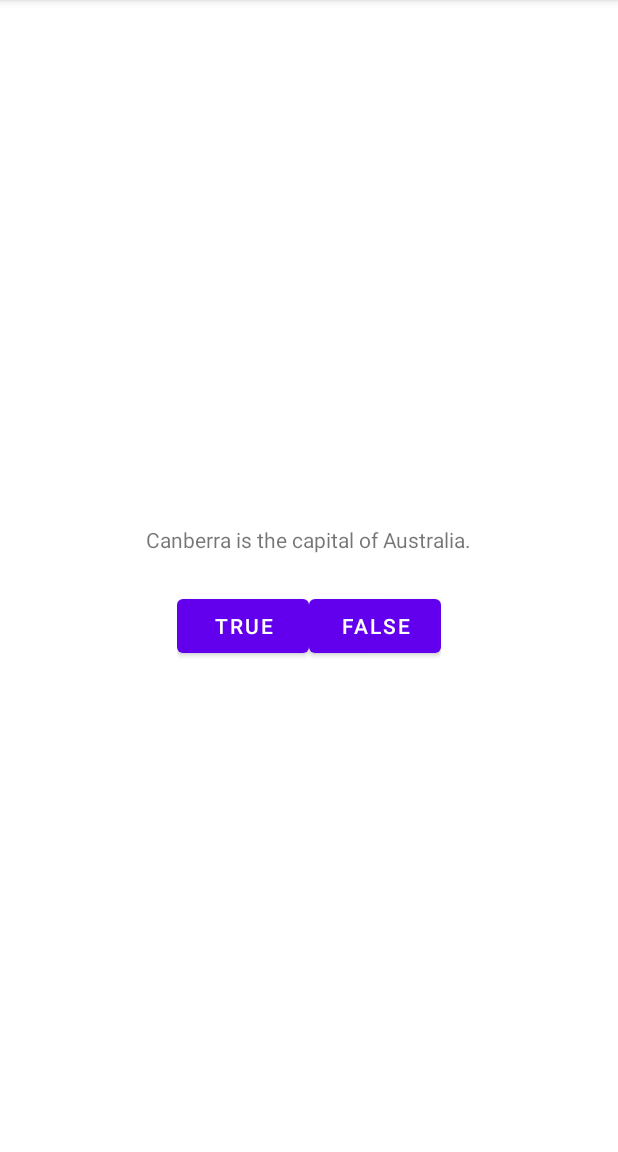
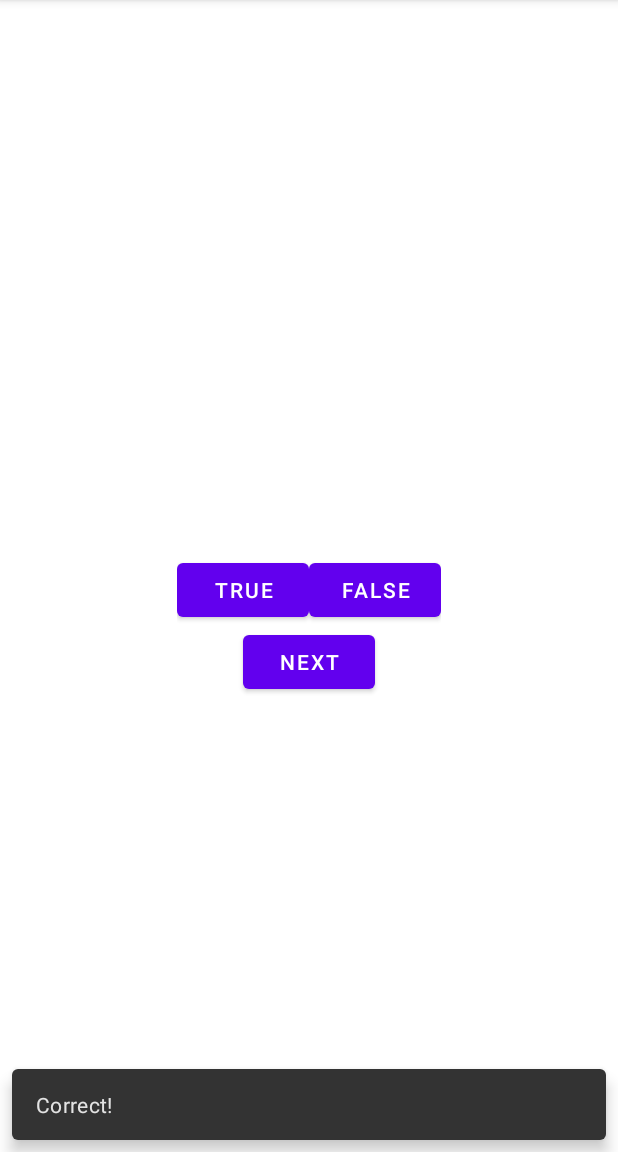
Before and after one commit to Asser22/20-Android-Mobile-App-Projects, an Android app: the screen it shows after launch (MainActivity), after a tap on "TRUE", on a phone screen of 412 x 824 dp, the part 84-1236 px from its top. Run offline under Robolectric (Android 15) with nearby library versions, the phone set to English and light mode, and no system bars.

Commit message:
GeoQuiz
GeoQuiz

```diff
--- a/apps/GeoQuiz/app/src/main/java/com/bignerdranch/android/geoquiz/MainActivity.kt
+++ b/apps/GeoQuiz/app/src/main/java/com/bignerdranch/android/geoquiz/MainActivity.kt
@@ -5,11 +5,22 @@ import android.os.Bundle
 import android.view.View
 import android.widget.Button
 import android.widget.Toast
+import com.google.android.material.snackbar.Snackbar
 
 class MainActivity : AppCompatActivity() {
 
     private lateinit var trueButton: Button
     private lateinit var falseButton: Button
+
+    private val questionBank = listOf<Question>(
+        Question(R.string.question_australia, true),
+        Question(R.string.question_oceans, true),
+        Question(R.string.question_mideast, false),
+        Question(R.string.question_africa, false),
+        Question(R.string.question_americas, true),
+        Question(R.string.question_asia, true),
+    )
+    private var currentIndex = 0
 
     override fun onCreate(savedInstanceState: Bundle?) {
         super.onCreate(savedInstanceState)
@@ -18,12 +29,21 @@ class MainActivity : AppCompatActivity() {
         trueButton = findViewById(R.id.true_button)
         falseButton = findViewById(R.id.false_button)
 
+        // Lambda function SAM
         trueButton.setOnClickListener { view: View ->
             Toast.makeText(
                 this,
                 R.string.correct_toast,
                 Toast.LENGTH_SHORT)
                 .show()
+        }
+
+        trueButton.setOnClickListener { view: View ->
+            Snackbar.make(view,
+                R.string.correct_toast, Snackbar.LENGTH_SHORT).show()
+
+            //var snackbar = Snackbar.make(view, R.string.correct_toast, Snackbar.LENGTH_SHORT)
+            //snackbar.show()
         }
 
         falseButton.setOnClickListener { view: View ->
--- /dev/null
+++ b/apps/GeoQuiz/app/src/main/java/com/bignerdranch/android/geoquiz/Question.kt
@@ -0,0 +1,5 @@
+package com.bignerdranch.android.geoquiz
+
+import androidx.annotation.StringRes
+
+data class Question(@StringRes val testResId: Int, val answer: Boolean)
--- a/apps/GeoQuiz/app/src/main/res/layout/activity_main.xml
+++ b/apps/GeoQuiz/app/src/main/res/layout/activity_main.xml
@@ -1,5 +1,6 @@
 <?xml version="1.0" encoding="utf-8"?>
 <LinearLayout xmlns:android="http://schemas.android.com/apk/res/android"
+    xmlns:tools="http://schemas.android.com/tools"
     android:layout_width="match_parent"
     android:layout_height="match_parent"
     android:gravity="center"
@@ -9,11 +10,12 @@
         android:layout_width="wrap_content"
         android:layout_height="wrap_content"
         android:padding="24dp"
-        android:text="@string/question_text"/>
+        tools:text="@string/question_australia"/>
 
     <LinearLayout
         android:layout_width="wrap_content"
-        android:layout_height="wrap_content">
+        android:layout_height="wrap_content"
+        android:orientation="horizontal">
 
         <Button
             android:id="@+id/true_button"
@@ -29,4 +31,9 @@
 
     </LinearLayout>
 
+        <Button
+            android:layout_width="wrap_content"
+            android:layout_height="wrap_content"
+            android:text="Next"/>
+
 </LinearLayout>
--- a/apps/GeoQuiz/app/src/main/res/values/strings.xml
+++ b/apps/GeoQuiz/app/src/main/res/values/strings.xml
@@ -1,6 +1,15 @@
 <resources>
     <string name="app_name">GeoQuiz</string>
-    <string name="question_text">Canberra is the capital of Australia.</string>
+    <string name="question_australia">Canberra is the capital of Australia.</string>
+    <string name="question_oceans">The Pacific Ocean is larger than
+        the Atlantic Ocean.</string>
+    <string name="question_mideast">The Suez Canal connects the Red Sea
+        and the Indian Ocean.</string>
+    <string name="question_africa">The source of the Nile River is in Egypt.</string>
+    <string name="question_americas">The Amazon River is the longest river
+        in the Americas.</string>
+    <string name="question_asia">Lake Baikal is the world\'s oldest and deepest
+        freshwater lake.</string>
     <string name="true_button">True</string>
     <string name="false_button">False</string>
     <string name="correct_toast">Correct!</string>
```
Also changed, not shown: 2 other files.
